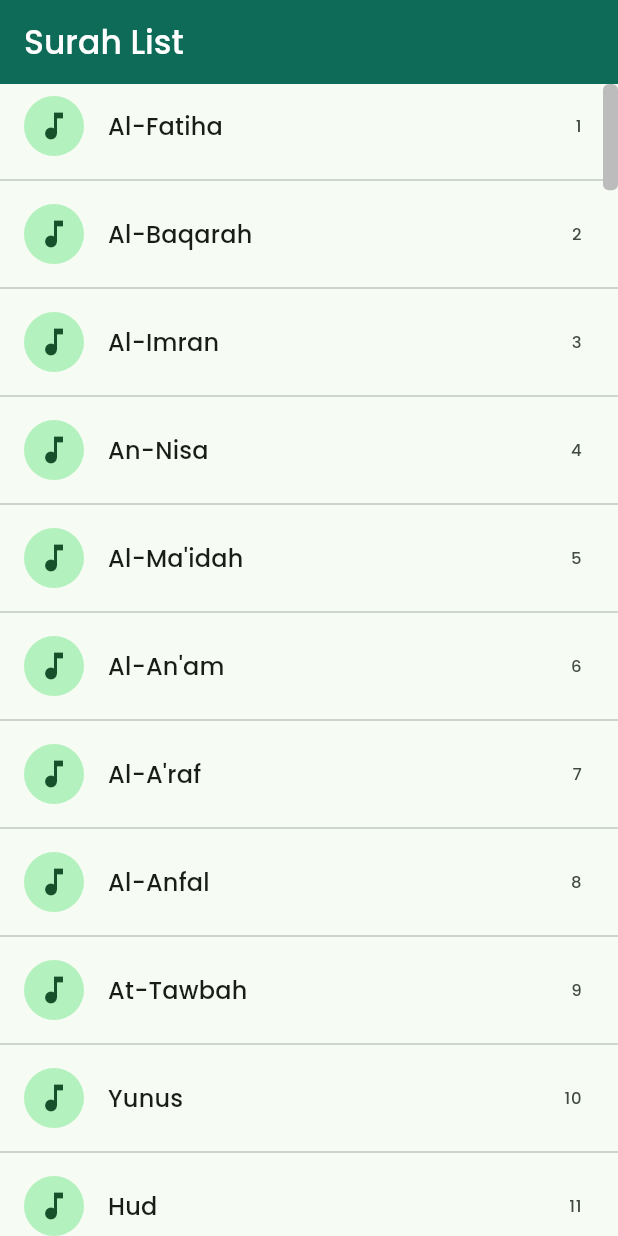
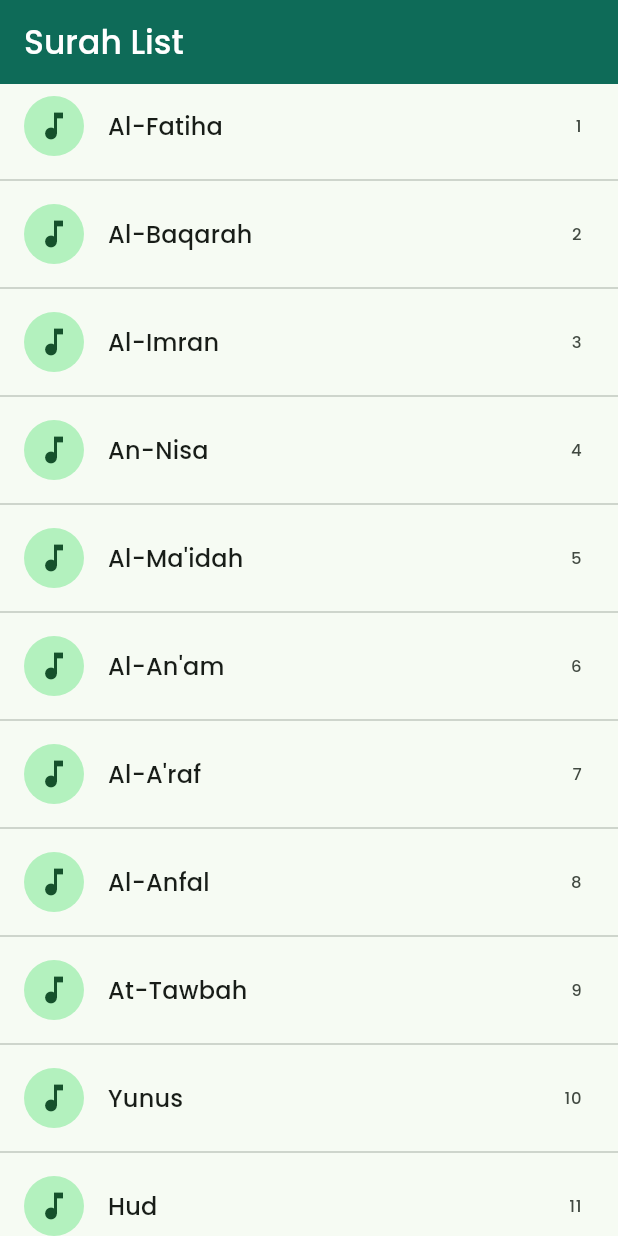
Before and after one commit to KyawLwinSoe27/mm_muslim_support_proj, a Flutter app: the SurahListenList screen opened by its route, on a phone screen of 412 x 824 dp. Run offline on Flutter 3.47's test engine with Material 3 defaults, Android fonts, the phone set to English and light mode, and no system bars; our stand-ins replace audio_service, audioplayers, connectivity_plus, dio, easy_localization, equatable and 20 more; missing offline and left inert: audio_session, google_api_availability, pdfx, prayers_times; accounts and stored records are empty; statements that could not run were skipped.

Commit message:
quran audio update

```diff
--- a/mm_muslim_support/lib/module/quran/presentations/surah_listen_list.dart
+++ b/mm_muslim_support/lib/module/quran/presentations/surah_listen_list.dart
@@ -39,11 +39,11 @@ class _SurahListenListState extends State<SurahListenList> {
         thickness: 10,
         radius: const Radius.circular(4),
         interactive: true,
-        thumbVisibility: true, // Set to true to always show the scrollbar
+        thumbVisibility: false, // Set to true to always show the scrollbar
         child: ListView.separated(
           controller: _scrollController,
           itemCount: surahList.length,
-          separatorBuilder: (_, __) => const Divider(),
+          separatorBuilder: (_, _) => const Divider(),
           itemBuilder: (context, index) {
             final surah = surahList[index];
             return ListTile(
--- a/mm_muslim_support/lib/utility/constants.dart
+++ b/mm_muslim_support/lib/utility/constants.dart
@@ -6,8 +6,9 @@ class AppConstants {
   static const String quranTajweed = '1-qpDreGpJTsMM6Ae06C0OMPgQc8F1EXg';
   static const String quranMM1Url = '1R37JtotmrdrTAzYjyx9ZXR5OvXceE4mq';
   static const String quranMM2Url = '1PUONj3MdJyeQtBhqRGvIXj6RSJn_o_iw';
-  static const String quranRecitationUrl =
-      'https://kyawlwinsoe.site/quran_audio/';
+  // static const String quranRecitationUrl =
+  //     'https://kyawlwinsoe.site/quran_audio/';
+  static const String quranRecitationUrl = 'https://download.quranicaudio.com/quran/abdurrahmaan_as-sudays/';
 
   static const String developerName = 'Kyaw Lwin Soe';
   static const String developerEmail = 'kyawlwinsoe812@gmail.com';
--- a/mm_muslim_support/lib/widget/rate_us_dialog.dart
+++ b/mm_muslim_support/lib/widget/rate_us_dialog.dart
@@ -15,13 +15,10 @@ class RateUsDialog extends StatefulWidget {
 
 class _RateUsDialogState extends State<RateUsDialog> {
   double _rating = 0;
-  // bool _submitted = false;
 
   final InAppReview _inAppReview = InAppReview.instance;
 
   void _submitRating() async {
-    // setState(() => _submitted = true);
-
     Navigator.of(context).pop();
 
     if (_rating >= 4) {
```
Also changed, not shown: mm_muslim_support/pubspec.yaml (+18 -18 lines), 1 other file.
